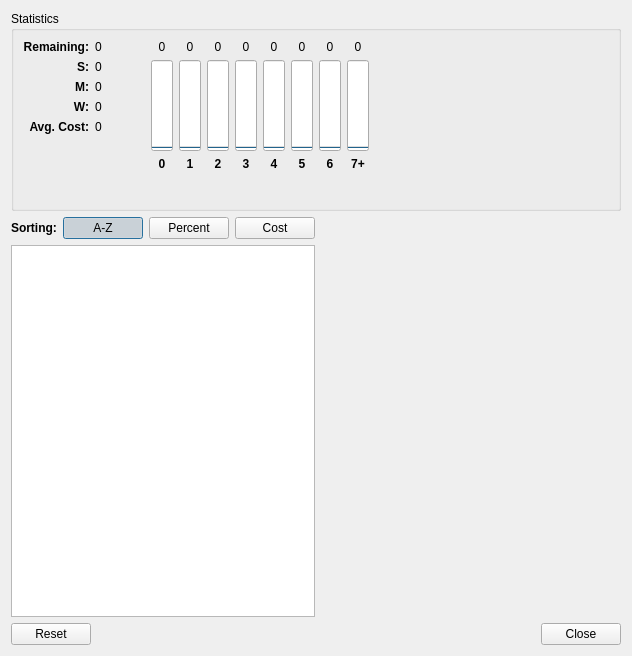
Old version of the form activedeck.ui in the repository oj-kentd/hs-deck-tracker.
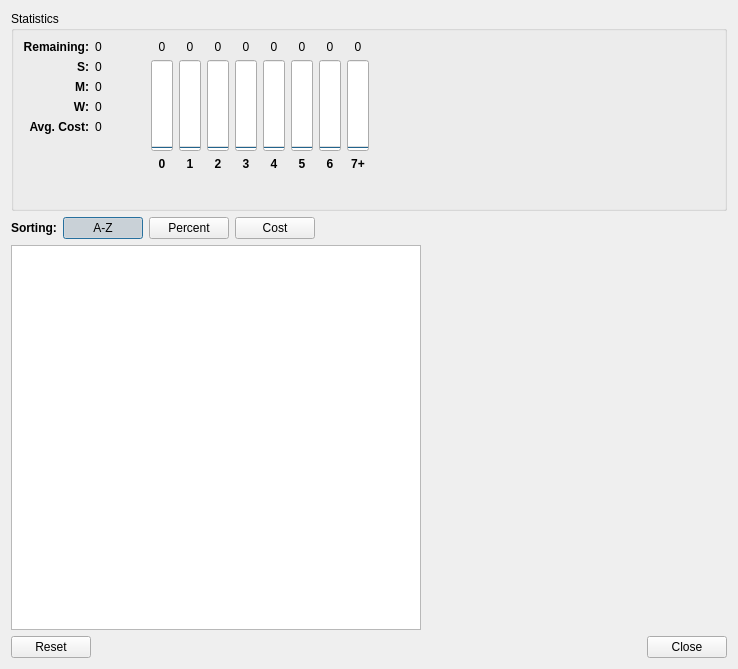
New version of the form.

Patch:
```diff
--- a/activedeck.ui
+++ b/activedeck.ui
@@ -6,8 +6,8 @@
    <rect>
     <x>0</x>
     <y>0</y>
-    <width>628</width>
-    <height>655</height>
+    <width>738</width>
+    <height>669</height>
    </rect>
   </property>
   <property name="windowTitle">
@@ -445,7 +445,7 @@
      <item>
       <layout class="QVBoxLayout" name="verticalLayout">
        <item>
-        <layout class="QHBoxLayout" name="horizontalLayout_2">
+        <layout class="QHBoxLayout" name="horizontalLayout_2" stretch="0,0,0,0,1">
          <item>
           <widget class="QLabel" name="label_6">
            <property name="text">
@@ -505,7 +505,7 @@
         <widget class="QListWidget" name="listWidgetCards">
          <property name="minimumSize">
           <size>
-           <width>300</width>
+           <width>400</width>
            <height>0</height>
           </size>
          </property>
```
